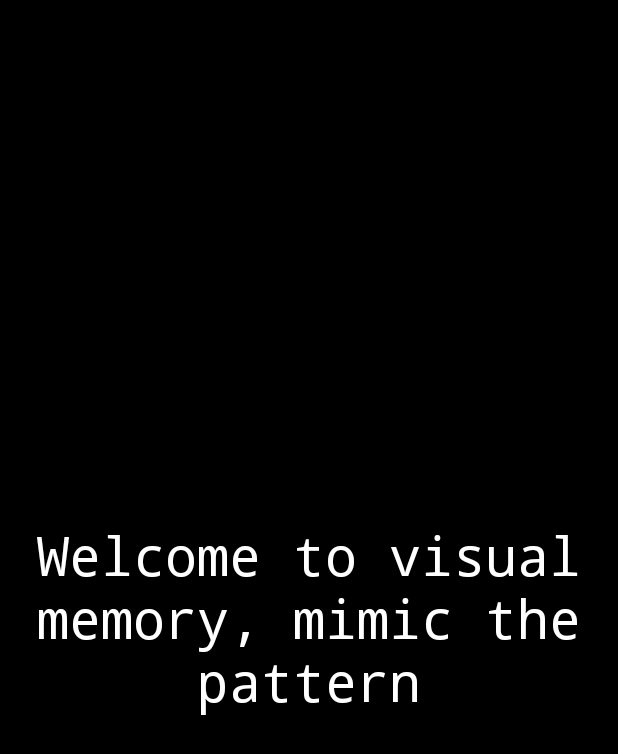
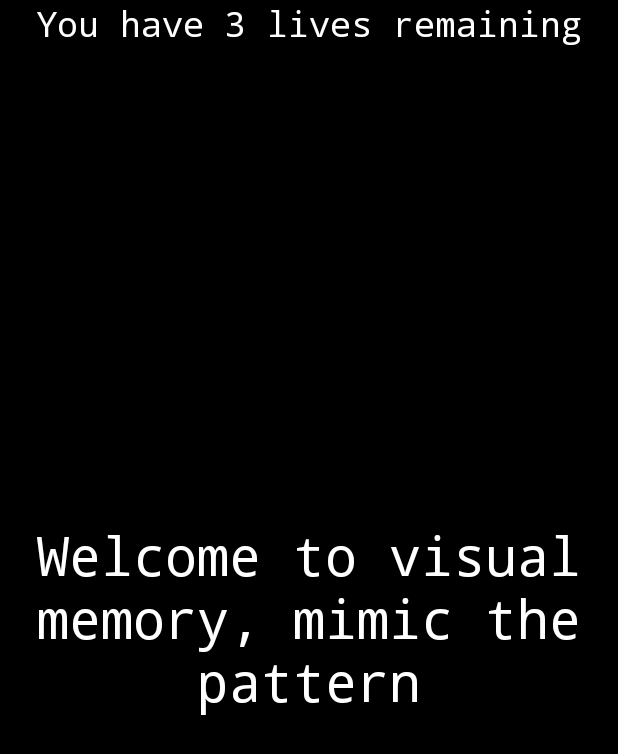
Before and after one commit to Fajlix/and-I-OOPP, an Android app: the layout fragment_visual_game.xml on its own in the app's theme, with its tools: preview values and no code run, on a phone screen of 412 x 824 dp. Shown: the top 754 px of the screen. Run offline under Robolectric (Android 15) with nearby library versions, the phone set to English and light mode, and no system bars.

Commit message:
Added comments and lives text

```diff
--- a/app/src/main/java/com/example/graymatter/Model/Game/MemoryGame/MemoryGame.java
+++ b/app/src/main/java/com/example/graymatter/Model/Game/MemoryGame/MemoryGame.java
@@ -19,7 +19,6 @@ public class MemoryGame extends Game{
     private int level;
     private int lives;
     private boolean gameOver;
-    //TODO fix this faking shit plzz
     //TODO Do we need eventbus still
 
     public MemoryGame(){
--- a/app/src/main/res/layout/fragment_visual_game.xml
+++ b/app/src/main/res/layout/fragment_visual_game.xml
@@ -11,13 +11,12 @@
 
     <GridView
         android:id="@+id/visualGameGrid"
-        android:layout_width="wrap_content"
+        android:layout_width="match_parent"
         android:layout_height="wrap_content"
+        android:layout_centerInParent="true"
+        android:gravity="center"
         android:numColumns="auto_fit"
-        android:stretchMode="columnWidth"
-        android:gravity="center"
-        android:layout_centerInParent="true"
-        >
+        android:stretchMode="columnWidth">
 
     </GridView>
 
@@ -33,4 +32,14 @@
         android:textColor="#FFFFFF"
         android:textSize="36sp" />
 
+    <TextView
+        android:id="@+id/livesText"
+        android:layout_width="match_parent"
+        android:layout_height="wrap_content"
+        android:fontFamily="monospace"
+        android:gravity="center"
+        android:text="You have 3 lives remaining"
+        android:textColor="#FFFFFF"
+        android:textSize="23sp" />
+
 </RelativeLayout>
```
Also changed, not shown: app/src/main/java/com/example/graymatter/Model/Game/ReactionGame/ReactionTimeGame.java (+34 -9 lines), app/src/main/java/com/example/graymatter/View/Fragments/GameFragments/MemoryGameFragment.java (+7 -0 lines), app/src/main/java/com/example/graymatter/ViewModel/ChimpGameViewModel.java (+21 -5 lines), app/src/main/java/com/example/graymatter/ViewModel/MemoryGameViewModel.java (+7 -0 lines).
